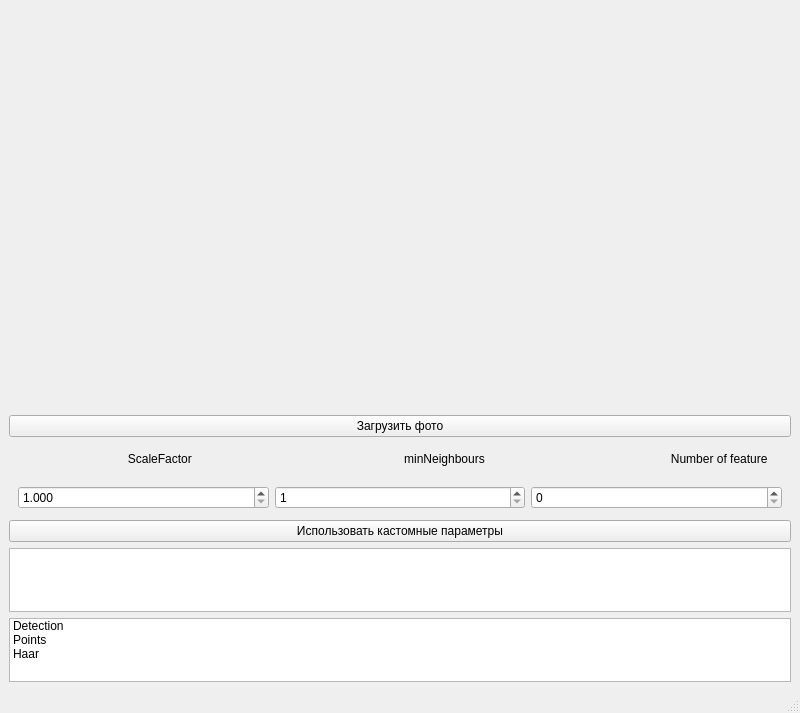
Above: design.ui from marat1804/cat_detector before the change. Below: the same form after it.
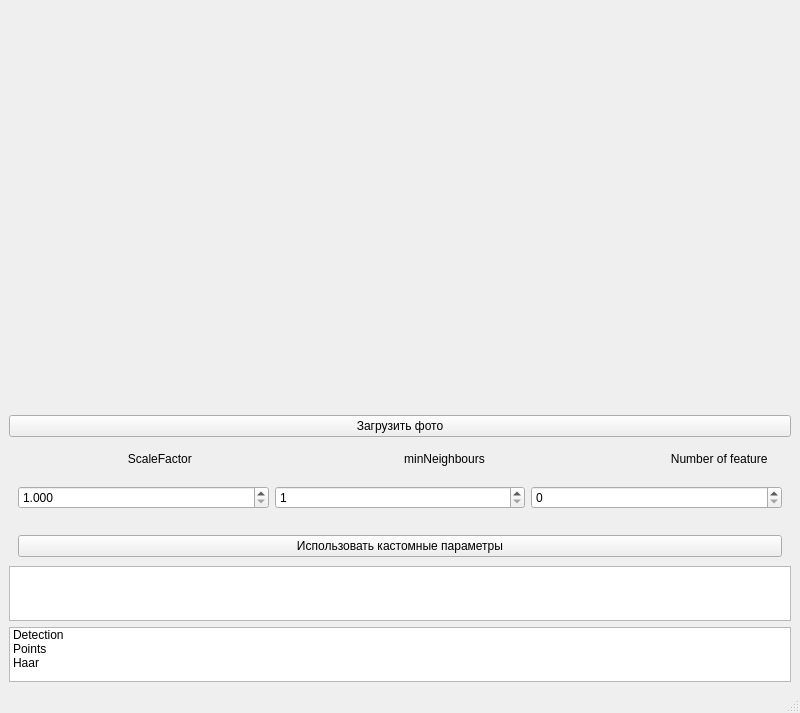
That is the form after the change.

Diff of the .ui file:
```diff
--- a/design.ui
+++ b/design.ui
@@ -150,10 +150,25 @@
      </widget>
     </item>
     <item>
+     <widget class="QFrame" name="horizontalFrame">
+      <property name="maximumSize">
+       <size>
+        <width>16777215</width>
+        <height>27</height>
+       </size>
+      </property>
+      <layout class="QHBoxLayout" name="horizontalLayout">
+       <property name="sizeConstraint">
+        <enum>QLayout::SetMinimumSize</enum>
+       </property>
+       <item>
      <widget class="QPushButton" name="custom">
       <property name="text">
        <string>Использовать кастомные параметры</string>
       </property>
+        </widget>
+       </item>
+      </layout>
      </widget>
     </item>
     <item>
```
Lines whose indentation alone changed are shown as unchanged.
